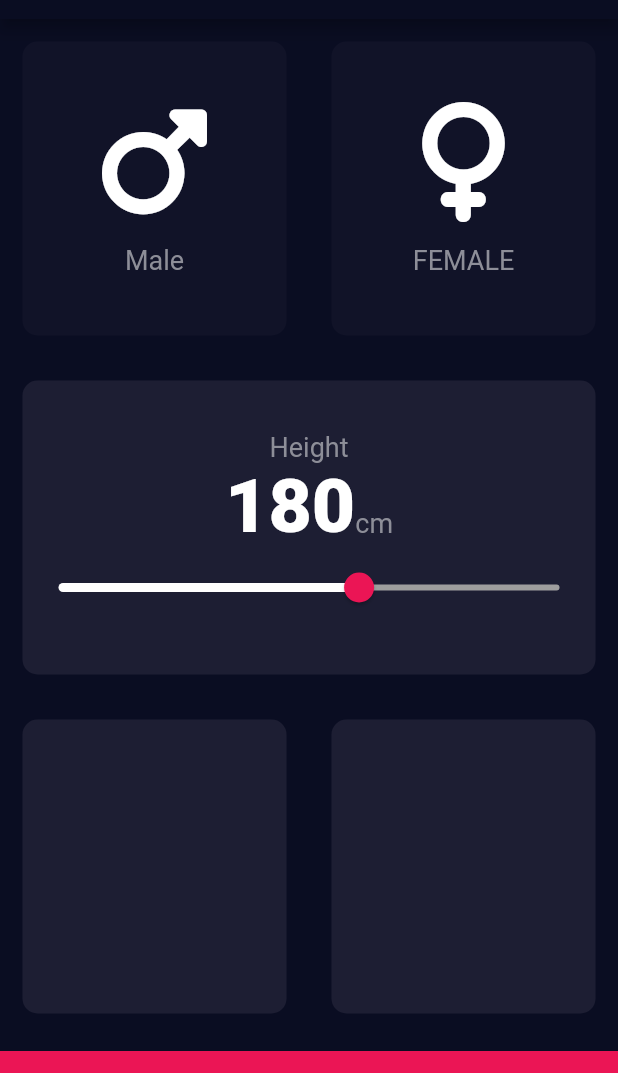
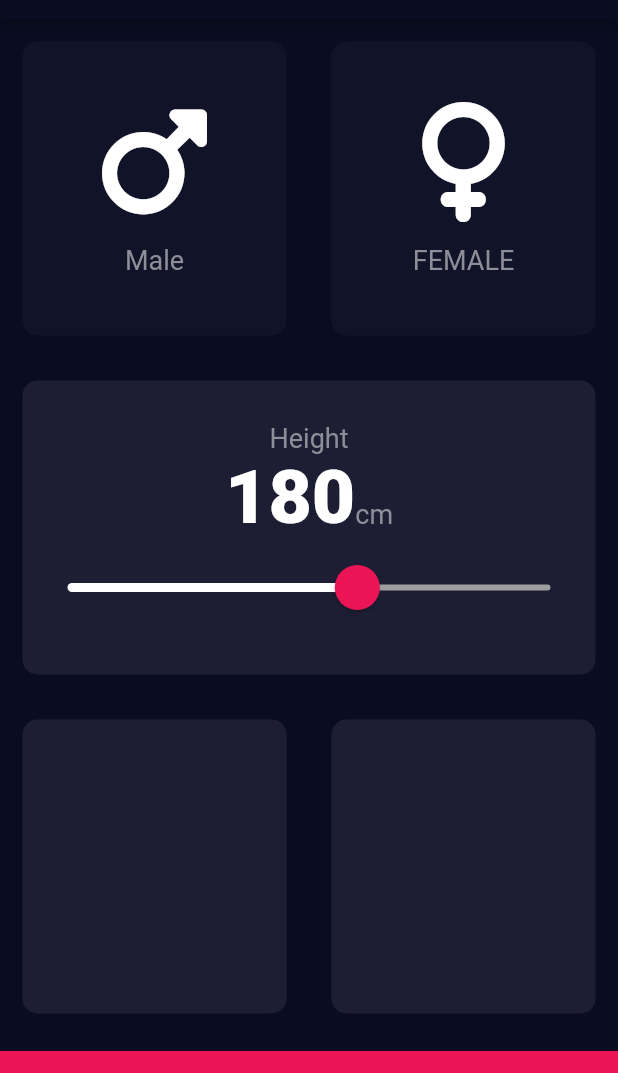
Before and after one commit to PratyushChauhan/bmi-calculator, a Flutter app: the screen it shows after launch, on a phone screen of 412 x 824 dp, the part 65-1138 px from its top. Run offline on Flutter 3.47's test engine with Material 2 defaults, Android fonts, the phone set to English and light mode, and no system bars; our stand-ins replace font_awesome_flutter.

Commit message:
Fix slider thumb

```diff
--- a/lib/InputPage.dart
+++ b/lib/InputPage.dart
@@ -91,13 +91,19 @@
                         ],
                       ),
                       SliderTheme(
-                        data:
-                            const SliderThemeData(overlayColor: kOverlayColor),
+                        data: SliderTheme.of(context).copyWith(
+                          activeTrackColor: kSliderActiveColor,
+                          inactiveTrackColor: kSliderInactiveColor,
+                          overlayColor: kOverlayColor,
+                          overlayShape:
+                              RoundSliderOverlayShape(overlayRadius: 30.0),
+                          thumbShape:
+                              RoundSliderThumbShape(enabledThumbRadius: 15.0),
+                          thumbColor: kThumbColor,
+                        ),
                         child: Slider(
                           value: _height.toDouble(),
-                          activeColor: kSliderActiveColor,
-                          inactiveColor: kSliderInactiveColor,
-                          thumbColor: kThumbColor,
+                          // thumbColor: kThumbColor,
                           onChanged: (double newHeight) {
                             setState(() {
                               _height = newHeight.round();
```
